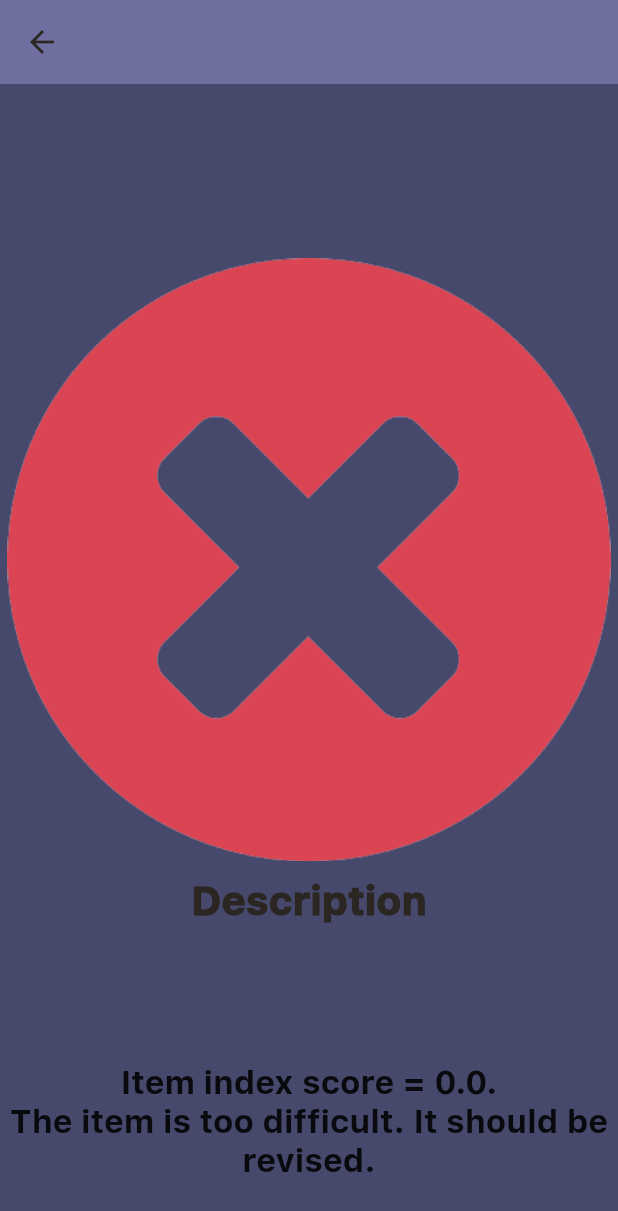
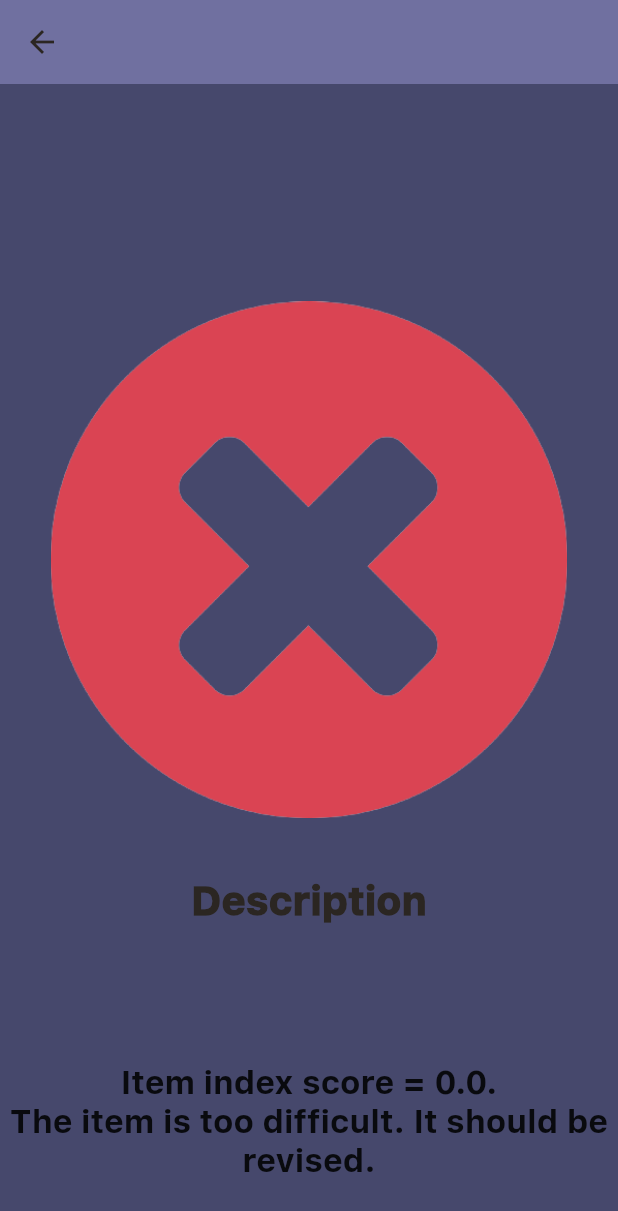
Before and after one commit to Vetheasas/Item_Difficulty_Index, a Flutter app: the IItemScreen screen opened directly with empty values, on a phone screen of 412 x 824 dp. Shown: the top 1211 px of the screen. Run offline on Flutter 3.47's test engine with Material 2 defaults, Android fonts, the phone set to English and light mode, and no system bars; our stand-ins replace csv, file_picker, flutter_svg, font_awesome_flutter, responsive_builder, shared_preferences and 2 more; missing offline and left inert: flutter_sliding_tutorial; accounts and stored records are empty.

Commit message:
Updated icon and bug fixes

```diff
--- a/lib/Components/button.dart
+++ b/lib/Components/button.dart
@@ -4,7 +4,7 @@ import 'package:item_performance/constant.dart';
 import 'package:font_awesome_flutter/font_awesome_flutter.dart';
 
 import 'package:item_performance/Model/item_model.dart';
-import 'package:item_performance/Screen/item_difficulty_list_screen/item_performance_screen.dart';
+import 'package:item_performance/Screen/item_difficulty_list_screen/item_difficulty_screen.dart';
 import 'package:intl/intl.dart';
 import 'package:item_performance/Data/list_data.dart' as data;
 import 'package:provider/provider.dart';
@@ -130,7 +130,7 @@ class TestButton extends StatelessWidget {
     Navigator.push(
         context,
         MaterialPageRoute<bool>(
-            builder: (context) => ItemPerformanceScreen(
+            builder: (context) => ItemDifficultyScreen(
                   testName: testName,
                 ))).then((bool? res) {
       // check here if you got your data or not
--- a/lib/DataBase/database_helper.dart
+++ b/lib/DataBase/database_helper.dart
@@ -252,7 +252,7 @@ class DatabaseHelper {
   // Inserts a row in the database where each key in the Map is a column name
   // and the value is the column value. The return value is the id of the
   // inserted row.
-  Future<int> insert(Map<String, dynamic> row, int numberOfItem) async {
+  Future<int> insert(Map<String, dynamic> row) async {
     Database db = await instance.database; // name/get/call the database db
 
     // return db.rawInsert(
--- a/lib/Screen/individual_item_screen.dart
+++ b/lib/Screen/individual_item_screen.dart
@@ -179,7 +179,7 @@ class _IItemScreenState extends State<IItemScreen> {
                     child: Padding(
                       padding: const EdgeInsets.only(top: 20),
                       child: Transform.scale(
-                        scale: 1.4,
+                        scale: 1.2,
                         child: itemQualityImage(),
                       ),
                     ),
@@ -230,7 +230,7 @@ class _IItemScreenState extends State<IItemScreen> {
                           // widget.itemPerformanceIndex.removeAt(widget.itemIndex);
                         },
                       )
-                    : Container(), //TODO: add remove Item button/ function here
+                    : Container(),
               ],
             ),
           ),
--- a/lib/Screen/input_data_screen.dart
+++ b/lib/Screen/input_data_screen.dart
@@ -73,7 +73,7 @@ class _InputDataState extends State<InputData> {
     };
     dbHelper.create();
     if ((await dbHelper.queryRowCount())! < numberOfItems) {
-      await dbHelper.insert(row, numberOfItems);
+      await dbHelper.insert(row);
     }
     print('Inserted date is $testDate');
     print('Inserted idi is $idi');
--- a/lib/Screen/menu/menu.dart
+++ b/lib/Screen/menu/menu.dart
@@ -5,13 +5,12 @@ import 'package:item_performance/DataBase/database_helper.dart';
 import 'package:item_performance/Screen/input_data_screen.dart';
 import 'package:item_performance/Screen/test_database_screen.dart';
 import 'package:item_performance/constant.dart';
-import '../item_difficulty_list_screen/item_performance_screen.dart';
-import '../change_screen.dart';
+
 import 'package:item_performance/Components/button.dart' as menu;
 import 'package:item_performance/Data/list_data.dart';
 import 'package:provider/provider.dart';
 import 'package:item_performance/Function/item_processing.dart';
-import 'package:sqflite/sql.dart';
+
 import 'package:item_performance/Model/test_model.dart';
 import 'package:item_performance/Components/button.dart';
 import 'package:shared_preferences/shared_preferences.dart';
```
Also changed, not shown: lib/Screen/item_difficulty_list_screen/item_difficulty_screen.dart (renamed from lib/Screen/item_difficulty_list_screen/item_performance_screen.dart, +4 -4 lines), images/Check.png, pubspec.lock, 3 other files.
